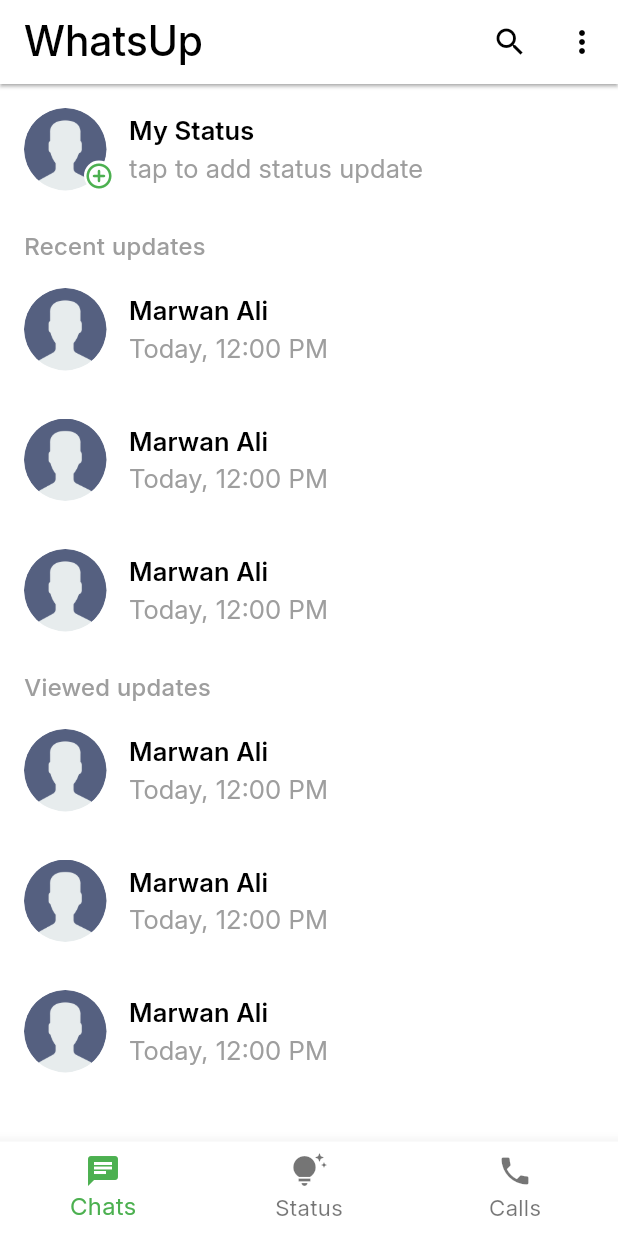
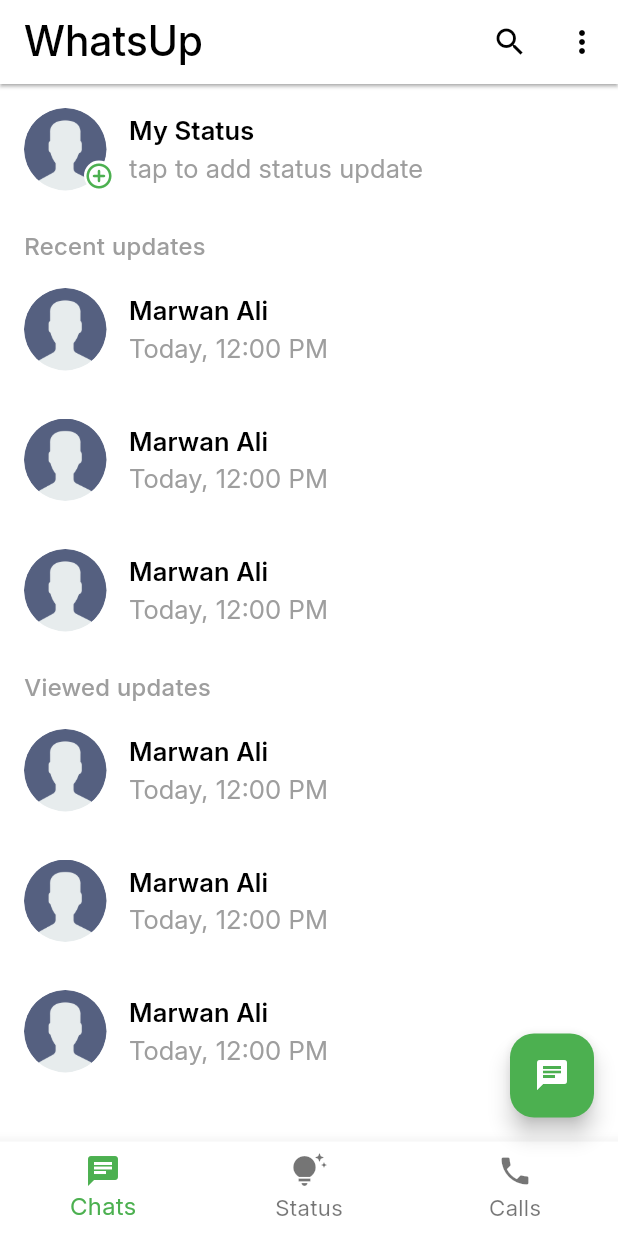
Before and after one commit to ahm3dElgharbawy/chat_app, a Flutter app: the screen it shows after launch, swiped to page 2, on a phone screen of 412 x 824 dp. Run offline on Flutter 3.47's test engine with Material 3 defaults, Android fonts, the phone set to English and light mode, and no system bars; our stand-ins replace flutter_bloc, flutter_svg, readmore.

Commit message:
remove scaffold from layout body screens & make app bar shared between these screens

```diff
--- a/lib/features/calls/presentation/views/calls_screen.dart
+++ b/lib/features/calls/presentation/views/calls_screen.dart
@@ -1,4 +1,3 @@
-import 'package:chat_app/core/common_widgets/main_appbar.dart';
 import 'package:chat_app/features/calls/presentation/views/widgets/calls_body.dart';
 import 'package:flutter/material.dart';
 
@@ -7,9 +6,6 @@ class CallsScreen extends StatelessWidget {
 
   @override
   Widget build(BuildContext context) {
-    return const Scaffold(
-      appBar: MainAppBar(),
-      body: CallsBody()
-    );
+    return const CallsBody();
   }
 }
--- a/lib/features/layout/presentation/views/main_layout.dart
+++ b/lib/features/layout/presentation/views/main_layout.dart
@@ -1,3 +1,5 @@
+import 'package:chat_app/features/layout/presentation/views/widgets/main_appbar.dart';
+import 'package:chat_app/core/themes/colors.dart';
 import 'package:chat_app/core/themes/styles.dart';
 import 'package:chat_app/features/layout/presentation/view_models/layout_cubit/layout_cubit.dart';
 import 'package:flutter/material.dart';
@@ -17,6 +19,14 @@ class _MainLayoutState extends State<MainLayout> {
     return BlocBuilder<LayoutCubit, LayoutState>(
       builder: (context, state) {
         return Scaffold(
+          appBar: const MainAppBar(),
+          floatingActionButton: cubit.currentIndex == 0
+              ? FloatingActionButton(
+                  onPressed: () {},
+                  backgroundColor: AppColors.primary,
+                  child: const Icon(Icons.chat),
+                )
+              : null,
           body: PageView(
             controller: cubit.pageController,
             physics: const NeverScrollableScrollPhysics(),
--- a/lib/features/status/presentation/views/statuses_screen.dart
+++ b/lib/features/status/presentation/views/statuses_screen.dart
@@ -1,4 +1,3 @@
-import 'package:chat_app/core/common_widgets/main_appbar.dart';
 import 'package:chat_app/features/status/presentation/views/widgets/statuses_body.dart';
 import 'package:flutter/material.dart';
 
@@ -7,9 +6,6 @@ class StatusesScreen extends StatelessWidget {
 
   @override
   Widget build(BuildContext context) {
-    return const Scaffold(
-      appBar: MainAppBar(),
-      body: StatusesBody()
-    );
+    return const StatusesBody();
   }
 }
```
Also changed, not shown: lib/features/chats/presentation/views/chats_screen.dart (+1 -17 lines), lib/features/layout/presentation/views/widgets/main_appbar.dart (renamed from lib/core/common_widgets/main_appbar.dart).
